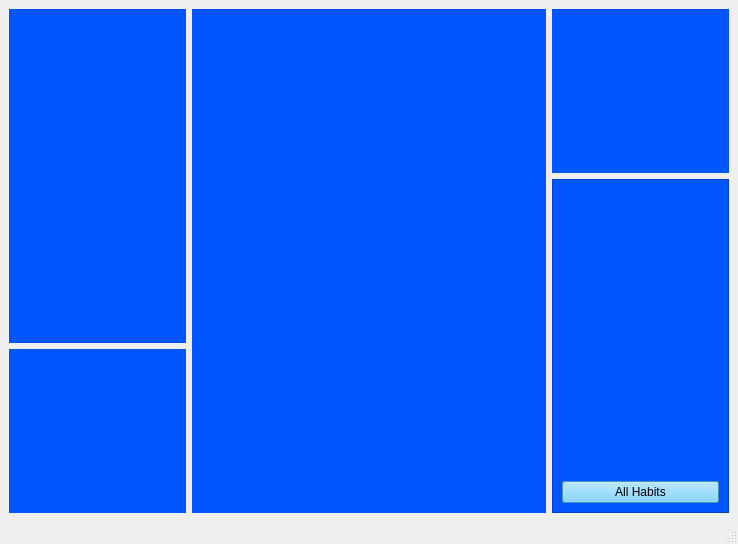
Old version of the form Code/PaperFriend/mainwindow.ui in the repository RomainPuech/Paper-Friend.
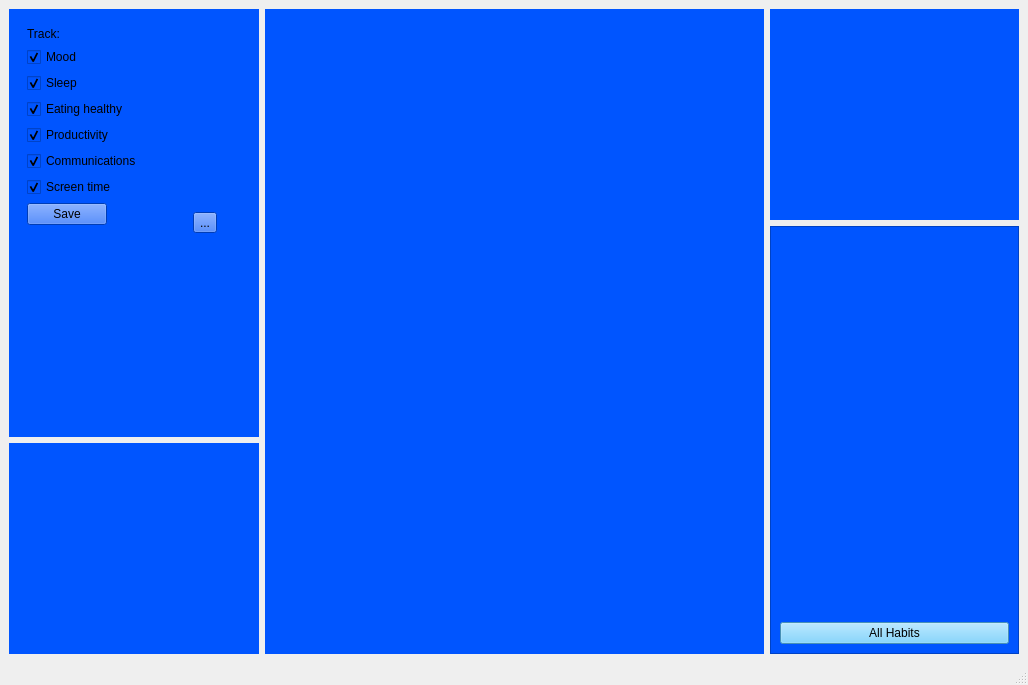
New version of the form.

Commit message: display the settings menu

What changed in the file:
```diff
--- a/Code/PaperFriend/mainwindow.ui
+++ b/Code/PaperFriend/mainwindow.ui
@@ -6,8 +6,8 @@
    <rect>
     <x>0</x>
     <y>0</y>
-    <width>738</width>
-    <height>544</height>
+    <width>1028</width>
+    <height>685</height>
    </rect>
   </property>
   <property name="windowTitle">
@@ -15,22 +15,6 @@
   </property>
   <widget class="QWidget" name="centralwidget">
    <layout class="QGridLayout" name="gridLayout">
-    <item row="0" column="0" rowspan="2">
-     <widget class="QFrame" name="mascot_frame">
-      <property name="styleSheet">
-       <string notr="true">background-color: rgb(0, 85, 255);</string>
-      </property>
-      <layout class="QHBoxLayout" name="horizontalLayout_3"/>
-     </widget>
-    </item>
-    <item row="0" column="1" rowspan="3" colspan="2">
-     <widget class="QFrame" name="main_frame">
-      <property name="styleSheet">
-       <string notr="true">background-color: rgb(0, 85, 255);</string>
-      </property>
-      <layout class="QHBoxLayout" name="horizontalLayout_2"/>
-     </widget>
-    </item>
     <item row="0" column="3">
      <widget class="QFrame" name="graph_frame">
       <property name="styleSheet">
@@ -39,6 +23,22 @@
       <layout class="QHBoxLayout" name="horizontalLayout"/>
      </widget>
     </item>
+    <item row="0" column="1" rowspan="3" colspan="2">
+     <widget class="QFrame" name="main_frame">
+      <property name="styleSheet">
+       <string notr="true">background-color: rgb(0, 85, 255);</string>
+      </property>
+      <layout class="QHBoxLayout" name="horizontalLayout_2"/>
+     </widget>
+    </item>
+    <item row="2" column="0">
+     <widget class="QFrame" name="activities_people_frame">
+      <property name="styleSheet">
+       <string notr="true">background-color: rgb(0, 85, 255);</string>
+      </property>
+      <layout class="QHBoxLayout" name="horizontalLayout_4"/>
+     </widget>
+    </item>
     <item row="1" column="3" rowspan="2">
      <widget class="QFrame" name="habits_frame">
       <property name="styleSheet">
@@ -77,12 +77,137 @@
       </layout>
      </widget>
     </item>
-    <item row="2" column="0">
-     <widget class="QFrame" name="activities_people_frame">
+    <item row="0" column="0" rowspan="2">
+     <widget class="QFrame" name="mascot_frame">
       <property name="styleSheet">
        <string notr="true">background-color: rgb(0, 85, 255);</string>
       </property>
-      <layout class="QHBoxLayout" name="horizontalLayout_4"/>
+      <layout class="QHBoxLayout" name="horizontalLayout_3">
+       <item>
+        <widget class="QWidget" name="settings_frame" native="true">
+         <layout class="QVBoxLayout" name="settings">
+          <property name="sizeConstraint">
+           <enum>QLayout::SetDefaultConstraint</enum>
+          </property>
+          <item>
+           <widget class="QLabel" name="label">
+            <property name="text">
+             <string>Track:</string>
+            </property>
+           </widget>
+          </item>
+          <item>
+           <widget class="QCheckBox" name="mood">
+            <property name="text">
+             <string>Mood</string>
+            </property>
+            <property name="checked">
+             <bool>true</bool>
+            </property>
+           </widget>
+          </item>
+          <item>
+           <widget class="QCheckBox" name="sleep">
+            <property name="text">
+             <string>Sleep</string>
+            </property>
+            <property name="checked">
+             <bool>true</bool>
+            </property>
+           </widget>
+          </item>
+          <item>
+           <widget class="QCheckBox" name="eating_healthy">
+            <property name="text">
+             <string>Eating healthy </string>
+            </property>
+            <property name="checked">
+             <bool>true</bool>
+            </property>
+           </widget>
+          </item>
+          <item>
+           <widget class="QCheckBox" name="productivity">
+            <property name="text">
+             <string>Productivity </string>
+            </property>
+            <property name="checked">
+             <bool>true</bool>
+            </property>
+           </widget>
+          </item>
+          <item>
+           <widget class="QCheckBox" name="communications">
+            <property name="text">
+             <string>Communications </string>
+            </property>
+            <property name="checked">
+             <bool>true</bool>
+            </property>
+           </widget>
+          </item>
+          <item>
+           <widget class="QCheckBox" name="screen_type">
+            <property name="text">
+             <string>Screen time </string>
+            </property>
+            <property name="checked">
+             <bool>true</bool>
+            </property>
+           </widget>
+          </item>
+          <item>
+           <widget class="QPushButton" name="save_settings">
+            <property name="sizePolicy">
+             <sizepolicy hsizetype="Maximum" vsizetype="Maximum">
+              <horstretch>0</horstretch>
+              <verstretch>0</verstretch>
+             </sizepolicy>
+            </property>
+            <property name="text">
+             <string>Save</string>
+            </property>
+           </widget>
+          </item>
+          <item>
+           <spacer name="space">
+            <property name="orientation">
+             <enum>Qt::Vertical</enum>
+            </property>
+            <property name="sizeHint" stdset="0">
+             <size>
+              <width>20</width>
+              <height>40</height>
+             </size>
+            </property>
+           </spacer>
+          </item>
+         </layout>
+        </widget>
+       </item>
+       <item>
+        <widget class="QWidget" name="standard_frame" native="true">
+         <layout class="QHBoxLayout" name="standard">
+          <item>
+           <widget class="QToolButton" name="settingsButton">
+            <property name="contextMenuPolicy">
+             <enum>Qt::DefaultContextMenu</enum>
+            </property>
+            <property name="autoFillBackground">
+             <bool>false</bool>
+            </property>
+            <property name="text">
+             <string>...</string>
+            </property>
+            <property name="popupMode">
+             <enum>QToolButton::InstantPopup</enum>
+            </property>
+           </widget>
+          </item>
+         </layout>
+        </widget>
+       </item>
+      </layout>
      </widget>
     </item>
    </layout>
@@ -92,8 +217,8 @@
     <rect>
      <x>0</x>
      <y>0</y>
-     <width>738</width>
-     <height>17</height>
+     <width>1028</width>
+     <height>26</height>
     </rect>
    </property>
   </widget>
```
The commit also changes 2 other files.
